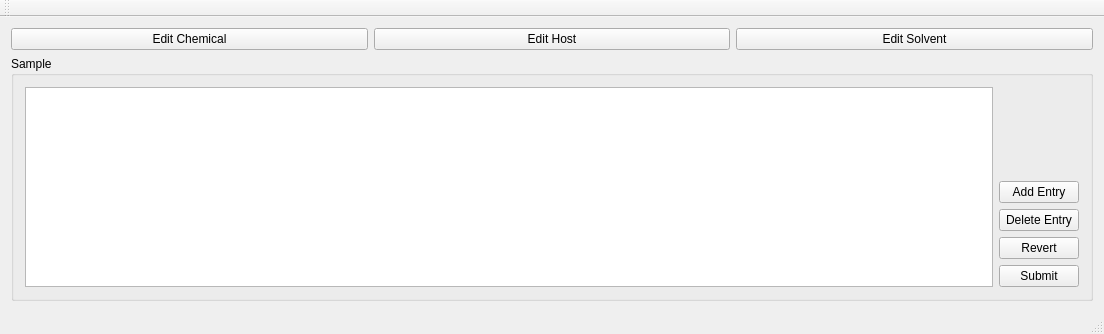
Before: the Qt Designer form mainwindow.ui in TripletESR/SampleDatabase, drawn with Qt 5.
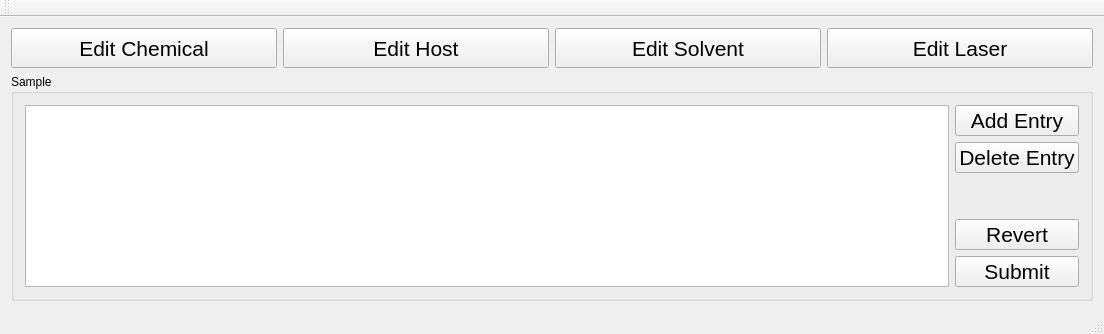
After: the same form once the commit is applied.

Diff of the .ui file:
```diff
--- a/mainwindow.ui
+++ b/mainwindow.ui
@@ -15,8 +15,37 @@
   </property>
   <widget class="QWidget" name="centralWidget">
    <layout class="QGridLayout" name="gridLayout">
+    <item row="0" column="2">
+     <widget class="QPushButton" name="pushButton_editSolvent">
+      <property name="minimumSize">
+       <size>
+        <width>0</width>
+        <height>40</height>
+       </size>
+      </property>
+      <property name="font">
+       <font>
+        <pointsize>16</pointsize>
+       </font>
+      </property>
+      <property name="text">
+       <string>Edit Solvent</string>
+      </property>
+     </widget>
+    </item>
     <item row="0" column="0">
      <widget class="QPushButton" name="pushButton_editChemical">
+      <property name="minimumSize">
+       <size>
+        <width>0</width>
+        <height>40</height>
+       </size>
+      </property>
+      <property name="font">
+       <font>
+        <pointsize>16</pointsize>
+       </font>
+      </property>
       <property name="text">
        <string>Edit Chemical</string>
       </property>
@@ -24,19 +53,41 @@
     </item>
     <item row="0" column="1">
      <widget class="QPushButton" name="pushButton_editHost">
+      <property name="minimumSize">
+       <size>
+        <width>0</width>
+        <height>40</height>
+       </size>
+      </property>
+      <property name="font">
+       <font>
+        <pointsize>16</pointsize>
+       </font>
+      </property>
       <property name="text">
        <string>Edit Host</string>
       </property>
      </widget>
     </item>
-    <item row="0" column="2">
-     <widget class="QPushButton" name="pushButton_editSolvent">
+    <item row="0" column="3">
+     <widget class="QPushButton" name="pushButton_editLaser">
+      <property name="minimumSize">
+       <size>
+        <width>0</width>
+        <height>40</height>
+       </size>
+      </property>
+      <property name="font">
+       <font>
+        <pointsize>16</pointsize>
+       </font>
+      </property>
       <property name="text">
-       <string>Edit Solvent</string>
+       <string>Edit Laser</string>
       </property>
      </widget>
     </item>
-    <item row="1" column="0" colspan="3">
+    <item row="1" column="0" colspan="4">
      <widget class="QGroupBox" name="groupBox_2">
       <property name="title">
        <string>Sample</string>
@@ -45,22 +96,19 @@
        <item row="0" column="0" rowspan="5">
         <widget class="QTableView" name="sampleView"/>
        </item>
-       <item row="1" column="1">
-        <widget class="QPushButton" name="pushButton_addSampleEntry">
-         <property name="text">
-          <string>Add Entry</string>
-         </property>
-        </widget>
-       </item>
-       <item row="2" column="1">
-        <widget class="QPushButton" name="pushButton_deleteSampleEntry">
-         <property name="text">
-          <string>Delete Entry</string>
-         </property>
-        </widget>
-       </item>
        <item row="3" column="1">
         <widget class="QPushButton" name="pushButton_revertSample">
+         <property name="minimumSize">
+          <size>
+           <width>0</width>
+           <height>30</height>
+          </size>
+         </property>
+         <property name="font">
+          <font>
+           <pointsize>16</pointsize>
+          </font>
+         </property>
          <property name="text">
           <string>Revert</string>
          </property>
@@ -68,11 +116,58 @@
        </item>
        <item row="4" column="1">
         <widget class="QPushButton" name="pushButton_sumbitSample">
+         <property name="minimumSize">
+          <size>
+           <width>0</width>
+           <height>30</height>
+          </size>
+         </property>
+         <property name="font">
+          <font>
+           <pointsize>16</pointsize>
+          </font>
+         </property>
          <property name="text">
           <string>Submit</string>
          </property>
         </widget>
        </item>
+       <item row="0" column="1">
+        <widget class="QPushButton" name="pushButton_addSampleEntry">
+         <property name="minimumSize">
+          <size>
+           <width>0</width>
+           <height>30</height>
+          </size>
+         </property>
+         <property name="font">
+          <font>
+           <pointsize>16</pointsize>
+          </font>
+         </property>
+         <property name="text">
+          <string>Add Entry</string>
+         </property>
+        </widget>
+       </item>
+       <item row="1" column="1">
+        <widget class="QPushButton" name="pushButton_deleteSampleEntry">
+         <property name="minimumSize">
+          <size>
+           <width>0</width>
+           <height>30</height>
+          </size>
+         </property>
+         <property name="font">
+          <font>
+           <pointsize>16</pointsize>
+          </font>
+         </property>
+         <property name="text">
+          <string>Delete Entry</string>
+         </property>
+        </widget>
+       </item>
       </layout>
      </widget>
     </item>
```
